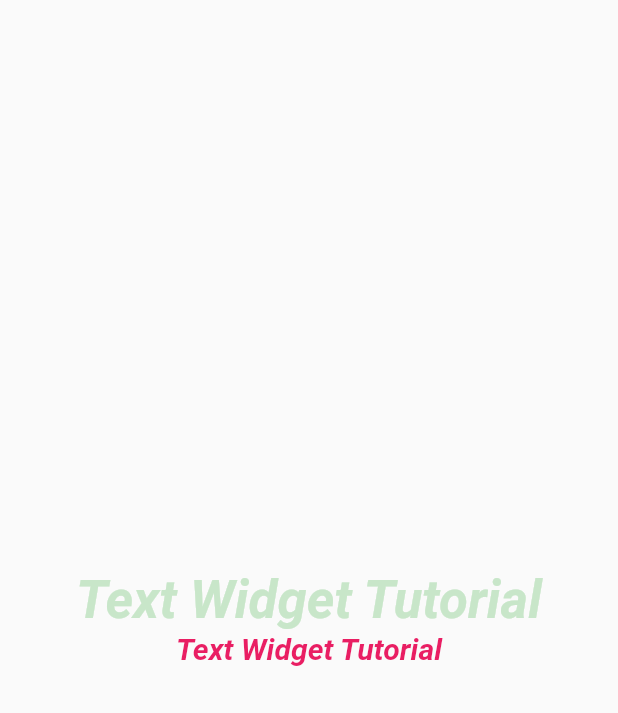
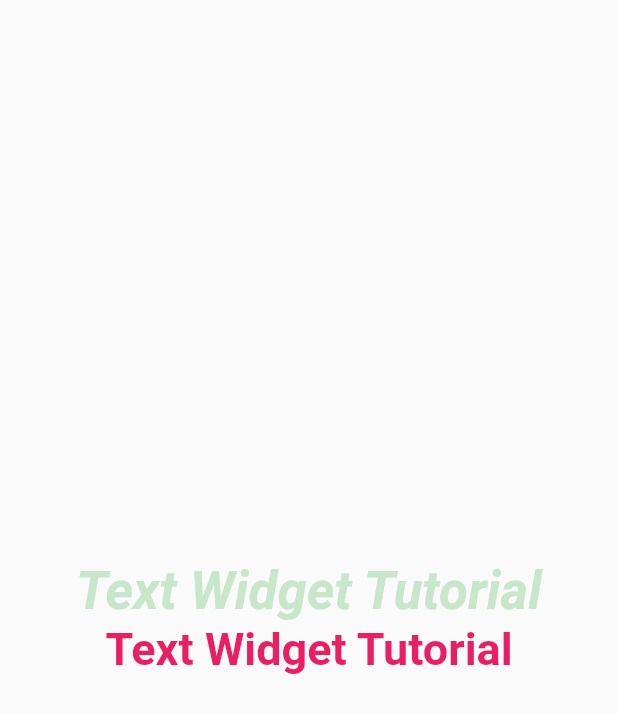
Before and after one commit to asahaya/widget_of_the_day_220813, a Flutter app: the screen it shows after launch, on a phone screen of 412 x 824 dp. Shown: the top 713 px of the screen. Run offline on Flutter 3.47's test engine with Material 2 defaults, Android fonts, the phone set to English and light mode, and no system bars.

Commit message:
no17_TextStying_themedata_分離

```diff
--- a/lib/no17_TextStyling.dart
+++ b/lib/no17_TextStyling.dart
@@ -35,6 +35,13 @@ class no17_TextStying extends StatelessWidget {
 // Cardのchild
 // AboutDialogやライセンスページのバージョン名
 
+//分離
+final pinkFont = TextStyle(
+  fontSize: 30,
+  color: Colors.pink,
+  fontStyle: FontStyle.normal,
+);
+
 class Separate extends StatelessWidget {
   const Separate({Key? key}) : super(key: key);
 
@@ -51,7 +58,7 @@ class Separate extends StatelessWidget {
             //共通テーマは引き継ぎ、指定部分を塗り替える
             Text(
               'Text Widget Tutorial',
-              style: TextStyle(fontSize: 20, color: Colors.pink),
+              style: pinkFont,
             ),
           ],
         ),
```
